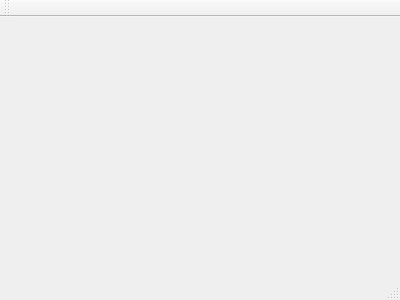
This is mainwindow.ui in NickinAction/pseudo-assembly-interpreter as Qt 5 draws it before an edit. The edited form follows.
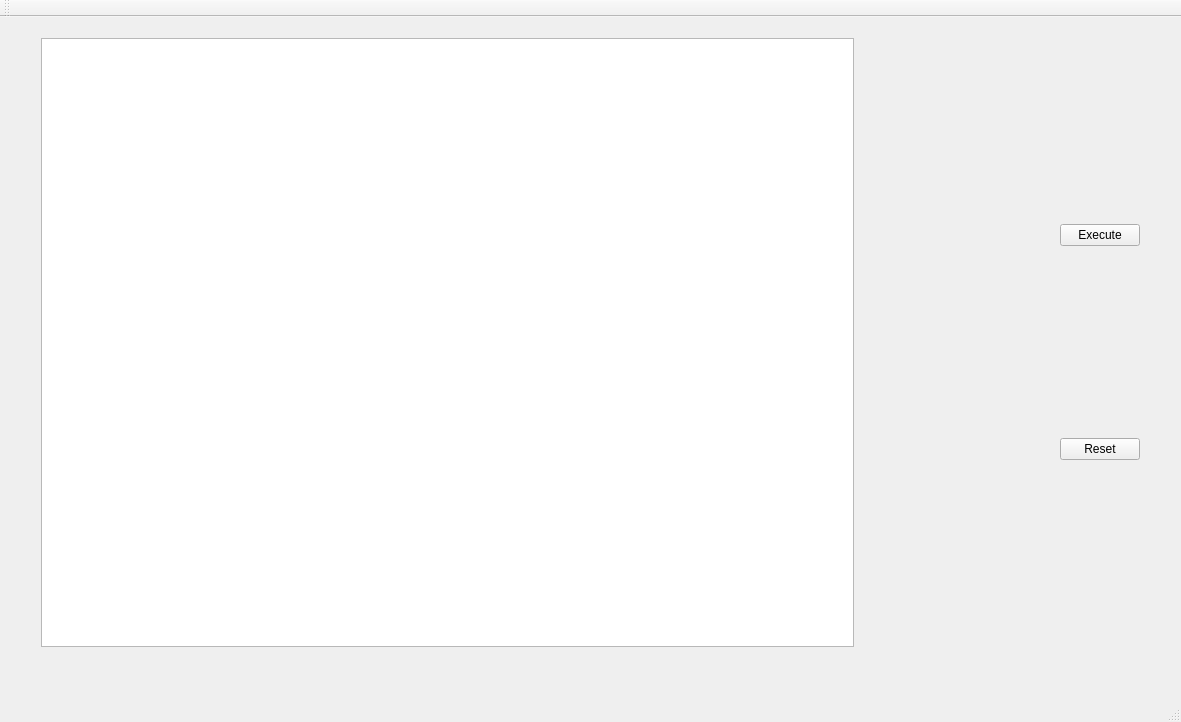
This is the edited form.

Patch:
```diff
--- a/mainwindow.ui
+++ b/mainwindow.ui
@@ -1,24 +1,83 @@
 <ui version="4.0">
  <class>MainWindow</class>
- <widget class="QMainWindow" name="MainWindow" >
-  <property name="geometry" >
+ <widget class="QMainWindow" name="MainWindow">
+  <property name="geometry">
    <rect>
     <x>0</x>
     <y>0</y>
-    <width>400</width>
-    <height>300</height>
+    <width>1181</width>
+    <height>722</height>
    </rect>
   </property>
   <property name="windowTitle" >
    <string>MainWindow</string>
   </property>
-  <widget class="QMenuBar" name="menuBar" />
-  <widget class="QToolBar" name="mainToolBar" />
-  <widget class="QWidget" name="centralWidget" />
-  <widget class="QStatusBar" name="statusBar" />
+  <widget class="QWidget" name="centralWidget">
+   <widget class="QWidget" name="horizontalLayoutWidget">
+    <property name="geometry">
+     <rect>
+      <x>30</x>
+      <y>10</y>
+      <width>1121</width>
+      <height>631</height>
+     </rect>
+    </property>
+    <layout class="QHBoxLayout" name="horizontalLayout">
+     <item>
+      <widget class="QTextEdit" name="textEdit"/>
+     </item>
+     <item>
+      <layout class="QVBoxLayout" name="verticalLayout_2">
+       <property name="sizeConstraint">
+        <enum>QLayout::SetMinimumSize</enum>
+       </property>
+       <property name="leftMargin">
+        <number>200</number>
+       </property>
+      </layout>
+     </item>
+     <item>
+      <layout class="QVBoxLayout" name="verticalLayout">
+       <item>
+        <widget class="QPushButton" name="execute_button">
+         <property name="text">
+          <string>Execute</string>
+         </property>
+        </widget>
+       </item>
+       <item>
+        <widget class="QPushButton" name="reset_button">
+         <property name="text">
+          <string>Reset</string>
+         </property>
+        </widget>
+       </item>
+      </layout>
+     </item>
+    </layout>
+   </widget>
+  </widget>
+  <widget class="QMenuBar" name="menuBar">
+   <property name="geometry">
+    <rect>
+     <x>0</x>
+     <y>0</y>
+     <width>1181</width>
+     <height>20</height>
+    </rect>
+   </property>
+  </widget>
+  <widget class="QToolBar" name="mainToolBar">
+   <attribute name="toolBarArea">
+    <enum>TopToolBarArea</enum>
+   </attribute>
+   <attribute name="toolBarBreak">
+    <bool>false</bool>
+   </attribute>
+  </widget>
+  <widget class="QStatusBar" name="statusBar"/>
  </widget>
- <layoutDefault spacing="6" margin="11" />
- <pixmapfunction></pixmapfunction>
+ <layoutdefault spacing="6" margin="11"/>
  <resources/>
  <connections/>
 </ui>
```
Left out of the diff: 3 changed lines with no effect on the pictures.
